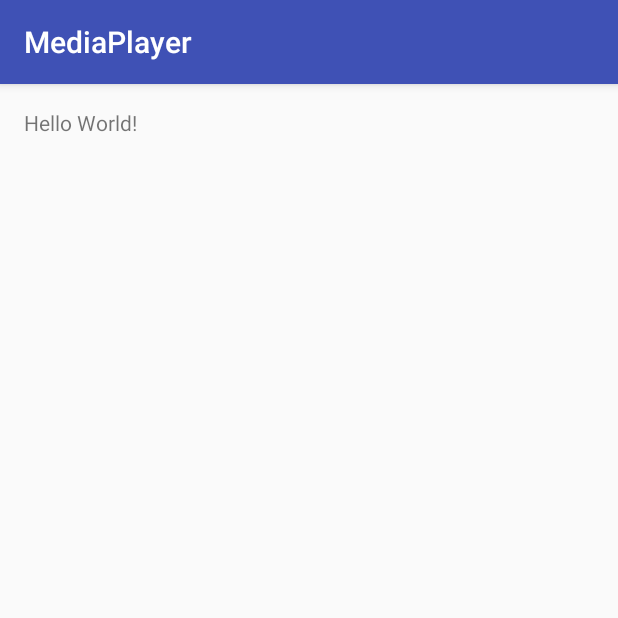
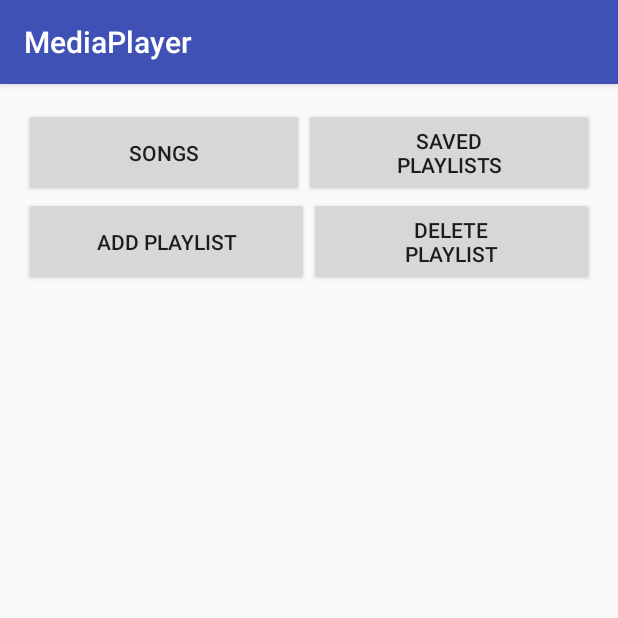
Before and after one commit to szymongor/MediaPlayer, an Android app: the screen it shows after launch (MainActivity), on a phone screen of 412 x 824 dp, the top half of it. Run offline under Robolectric (Android 15) with nearby library versions, the phone set to English and light mode, and no system bars.

Commit message:
Add 4 buttons for playlists.

```diff
--- a/app/src/main/res/layout/activity_main.xml
+++ b/app/src/main/res/layout/activity_main.xml
@@ -10,8 +10,57 @@
     android:paddingTop="@dimen/activity_vertical_margin"
     tools:context="com.example.karolinaszymon.mediaplayer.MainActivity">
 
-    <TextView
-        android:layout_width="wrap_content"
+<LinearLayout
+    android:layout_width="match_parent"
+    android:layout_height="wrap_content"
+    android:orientation="vertical">
+
+    <LinearLayout
+        android:layout_width="match_parent"
         android:layout_height="wrap_content"
-        android:text="Hello World!" />
+        android:orientation="horizontal"
+        android:id="@+id/playlist_menu"
+        >
+
+        <Button
+            android:layout_width="wrap_content"
+            android:layout_height="match_parent"
+            android:id="@+id/buttonSongs"
+            android:layout_weight="1"
+            android:text="Songs"
+            />
+        <Button
+            android:layout_width="wrap_content"
+            android:layout_height="match_parent"
+            android:id="@+id/buttonSavedPlaylists"
+            android:layout_weight="1"
+            android:text="Saved\nPlaylists"
+            />
+    </LinearLayout>
+
+    <LinearLayout
+        android:layout_width="match_parent"
+        android:layout_height="wrap_content"
+        android:orientation="horizontal"
+        android:id="@+id/options_menu"
+        >
+
+        <Button
+            android:layout_width="match_parent"
+            android:layout_height="match_parent"
+            android:id="@+id/buttonAddPlaylist"
+            android:layout_weight="1"
+            android:text="Add Playlist"
+            />
+        <Button
+            android:layout_width="match_parent"
+            android:layout_height="match_parent"
+            android:id="@+id/buttonDeletePlaylist"
+            android:layout_weight="1"
+            android:text="Delete\nPlaylist"
+            />
+    </LinearLayout>
+
+</LinearLayout>
+
 </RelativeLayout>
```
